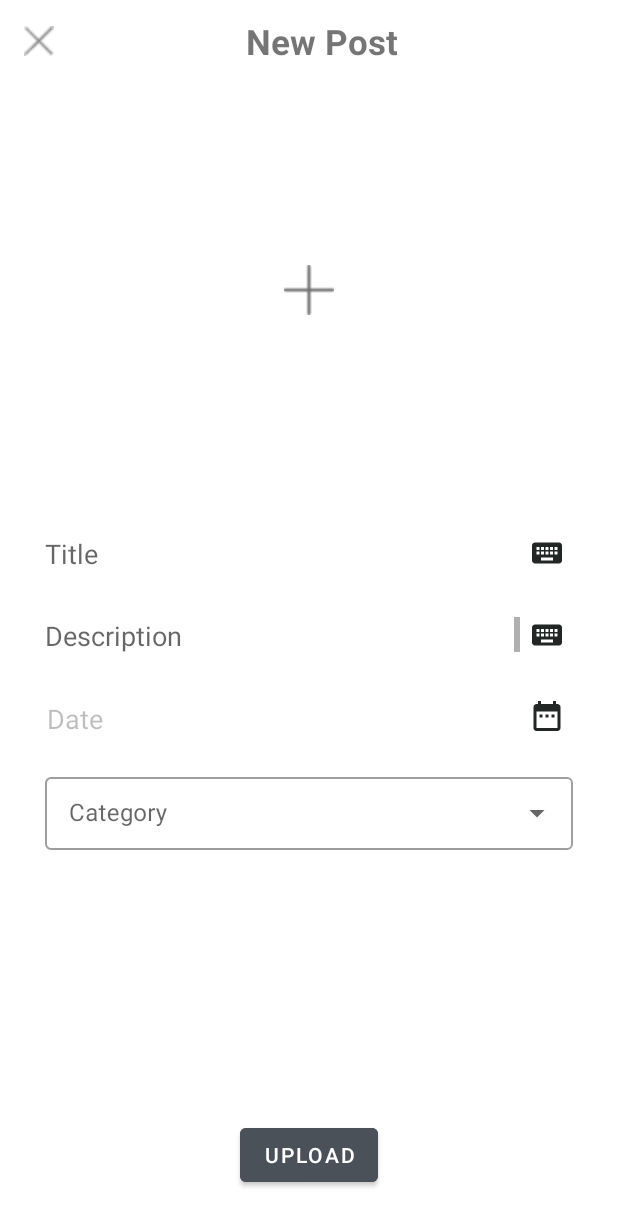
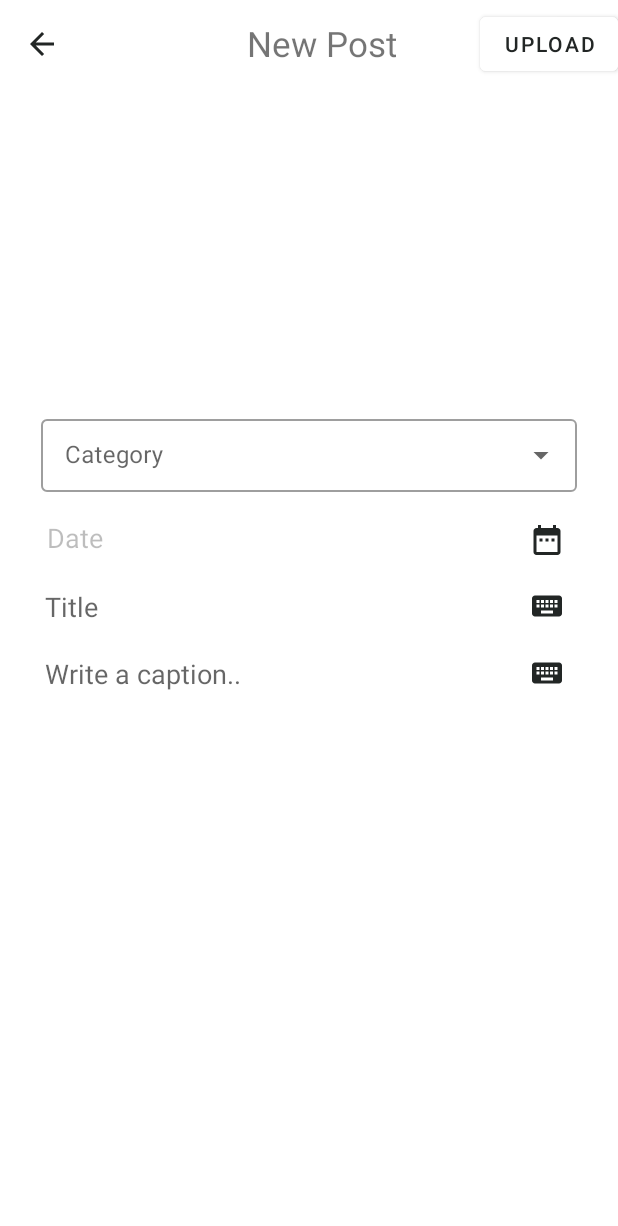
Before and after one commit to Hong-Sen/CroquisChallenge, an Android app: the PostActivity screen opened directly, with no data from a screen before it, on a phone screen of 412 x 824 dp. Shown: the top 1226 px of the screen. Run offline under Robolectric (Android 15) with nearby library versions, the phone set to English and light mode, and no system bars; our stand-ins replace Firebase (no records; nobody signed in at launch, a user with empty details on screens opened directly); pictures from the network do not load; 1 statement that could not run was skipped.

Commit message:
입력란 배치 수정

```diff
--- a/app/src/main/res/layout/activity_post.xml
+++ b/app/src/main/res/layout/activity_post.xml
@@ -1,129 +1,88 @@
 <?xml version="1.0" encoding="utf-8"?>
-<androidx.constraintlayout.widget.ConstraintLayout xmlns:android="http://schemas.android.com/apk/res/android"
+<LinearLayout xmlns:android="http://schemas.android.com/apk/res/android"
     xmlns:app="http://schemas.android.com/apk/res-auto"
     xmlns:tools="http://schemas.android.com/tools"
     android:layout_width="match_parent"
     android:layout_height="match_parent"
     android:orientation="vertical">
 
-    <include
-        android:id="@+id/toolbar_close"
-        layout="@layout/custom_toolbar_close"
-        app:layout_constraintEnd_toEndOf="parent"
-        app:layout_constraintHorizontal_bias="0.5"
-        app:layout_constraintStart_toStartOf="parent"
-        app:layout_constraintTop_toTopOf="parent" />
+    <androidx.appcompat.widget.Toolbar
+        android:id="@+id/toolbar"
+        android:layout_width="match_parent"
+        android:layout_height="wrap_content"
+        android:background="?android:windowBackground"
+        android:paddingHorizontal="7dp"
+        android:paddingVertical="5dp">
+
+        <RelativeLayout
+            android:layout_width="match_parent"
+            android:layout_height="wrap_content">
+
+            <ImageView
+                android:id="@+id/btn_back"
+                android:layout_width="wrap_content"
+                android:layout_height="wrap_content"
+                android:layout_alignParentLeft="true"
+                android:layout_centerVertical="true"
+                android:src="@drawable/back" />
+
+            <TextView
+                android:id="@+id/toolbar_title"
+                android:layout_width="wrap_content"
+                android:layout_height="wrap_content"
+                android:layout_centerInParent="true"
+                android:gravity="center"
+                android:textSize="23sp" />
+
+            <Button
+                android:id="@+id/btn_upload"
+                android:layout_width="wrap_content"
+                android:layout_height="wrap_content"
+                android:layout_alignParentRight="true"
+                android:backgroundTint="?android:windowBackground"
+                android:text="upload"
+                android:textColor="@color/grey_dark" />
+        </RelativeLayout>
+    </androidx.appcompat.widget.Toolbar>
 
     <ImageView
-        android:id="@+id/add_photo"
+        android:id="@+id/imageView"
         android:layout_width="match_parent"
-        android:layout_height="0dp"
+        android:layout_height="200dp"
         android:background="@color/white"
-        android:scaleType="centerInside"
-        android:src="@drawable/upload"
-        app:layout_constraintDimensionRatio="3:2"
-        app:layout_constraintEnd_toEndOf="parent"
-        app:layout_constraintHorizontal_bias="1.0"
-        app:layout_constraintStart_toStartOf="parent"
-        app:layout_constraintTop_toBottomOf="@+id/toolbar_close" />
+        android:scaleType="fitCenter" />
 
-    <ProgressBar
-        android:id="@+id/progressBar"
-        style="?android:attr/progressBarStyleHorizontal"
+    <com.google.android.material.textfield.TextInputLayout
+        android:id="@+id/textInputLayout"
+        style="@style/Widget.MaterialComponents.TextInputLayout.OutlinedBox.Dense.ExposedDropdownMenu"
         android:layout_width="match_parent"
         android:layout_height="wrap_content"
-        android:max="100"
-        android:progress="29"
-        app:layout_constraintEnd_toEndOf="parent"
-        app:layout_constraintStart_toStartOf="parent"
-        app:layout_constraintTop_toBottomOf="@+id/add_photo" />
+        android:layout_marginHorizontal="27dp"
+        android:layout_marginTop="15dp"
+        android:layout_marginBottom="10dp"
+        android:hint="Category">
 
-    <LinearLayout
-        android:id="@+id/title"
-        android:layout_width="match_parent"
-        android:layout_height="wrap_content"
-        android:layout_marginHorizontal="30dp"
-        android:layout_marginStart="30dp"
-        android:layout_marginLeft="30dp"
-        android:layout_marginTop="10dp"
-        android:layout_marginEnd="30dp"
-        android:layout_marginRight="30dp"
-        android:orientation="horizontal"
-        app:layout_constraintEnd_toEndOf="parent"
-        app:layout_constraintStart_toStartOf="parent"
-        app:layout_constraintTop_toBottomOf="@+id/progressBar">
-
-        <EditText
-            android:id="@+id/edit_title"
-            android:layout_width="0dp"
-            android:layout_height="wrap_content"
-            android:layout_weight="9"
-            android:background="@android:color/transparent"
-            android:hint="Title"
+        <AutoCompleteTextView
+            android:id="@+id/autoCompleteText"
+            android:layout_width="match_parent"
+            android:layout_height="match_parent"
             android:enabled="false"
-            android:maxLines="1" />
-
-        <ImageButton
-            android:id="@+id/btn_title"
-            android:layout_width="0dp"
-            android:layout_height="wrap_content"
-            android:layout_gravity="right"
-            android:layout_weight="1"
-            android:background="@null"
-            android:src="@drawable/ic_keyboard" />
-    </LinearLayout>
-
-    <LinearLayout
-        android:id="@+id/description"
-        android:layout_width="match_parent"
-        android:layout_height="wrap_content"
-        android:layout_marginHorizontal="30dp"
-        android:layout_marginTop="30dp"
-        app:layout_constraintEnd_toEndOf="parent"
-        app:layout_constraintStart_toStartOf="parent"
-        app:layout_constraintTop_toBottomOf="@+id/title" >
-
-        <ScrollView
-            android:layout_width="0dp"
-            android:layout_height="match_parent"
-            android:layout_weight="9">
-            <EditText
-            android:id="@+id/edit_description"
-            android:layout_width="match_parent"
-            android:layout_height="wrap_content"
-            android:background="@android:color/transparent" android:enabled="false"
-            android:hint="Description"
-            android:maxLines="2"/>
-        </ScrollView>
-
-        <ImageButton
-            android:id="@+id/btn_description"
-            android:layout_width="0dp"
-            android:layout_height="wrap_content"
-            android:layout_gravity="right"
-            android:layout_weight="1"
-            android:background="@null"
-            android:src="@drawable/ic_keyboard" />
-    </LinearLayout>
+            android:inputType="text"
+            android:textColor="@color/black" />
+    </com.google.android.material.textfield.TextInputLayout>
 
     <LinearLayout
         android:id="@+id/date"
         android:layout_width="match_parent"
         android:layout_height="wrap_content"
         android:layout_marginHorizontal="30dp"
-        android:layout_marginStart="30dp"
-        android:layout_marginLeft="30dp"
-        android:layout_marginTop="30dp"
-        android:layout_marginEnd="30dp"
-        android:layout_marginRight="30dp"
-        app:layout_constraintEnd_toEndOf="parent"
-        app:layout_constraintStart_toStartOf="parent"
-        app:layout_constraintTop_toBottomOf="@+id/description">
+        android:layout_marginVertical="10dp"
+        android:orientation="horizontal">
 
         <EditText
             android:id="@+id/edit_date"
             android:layout_width="0dp"
-            android:layout_height="wrap_content"
+            android:layout_height="match_parent"
             android:layout_weight="9"
             android:background="@android:color/transparent"
             android:enabled="false"
@@ -140,42 +99,63 @@
             android:src="@drawable/ic_date" />
     </LinearLayout>
 
-    <com.google.android.material.textfield.TextInputLayout
-        android:id="@+id/textInputLayout"
-        style="@style/Widget.MaterialComponents.TextInputLayout.OutlinedBox.Dense.ExposedDropdownMenu"
+    <LinearLayout
+        android:id="@+id/title"
         android:layout_width="match_parent"
         android:layout_height="wrap_content"
-        android:layout_marginStart="30dp"
-        android:layout_marginLeft="30dp"
-        android:layout_marginTop="20dp"
-        android:layout_marginEnd="30dp"
-        android:layout_marginRight="30dp"
-        android:hint="Category"
-        app:layout_constraintEnd_toEndOf="parent"
-        app:layout_constraintStart_toStartOf="parent"
-        app:layout_constraintTop_toBottomOf="@+id/date">
+        android:layout_marginHorizontal="30dp"
+        android:layout_marginVertical="10dp"
+        android:orientation="horizontal">
 
-        <AutoCompleteTextView
-            android:id="@+id/autoCompleteText"
-            android:layout_width="match_parent"
+        <EditText
+            android:id="@+id/edit_title"
+            android:layout_width="0dp"
+            android:layout_height="wrap_content"
+            android:layout_weight="9"
+            android:background="?android:windowBackground"
+            android:enabled="false"
+            android:hint="Title" />
+
+        <ImageButton
+            android:id="@+id/btn_title"
+            android:layout_width="0dp"
+            android:layout_height="wrap_content"
+            android:layout_gravity="right"
+            android:layout_weight="1"
+            android:background="@null"
+            android:src="@drawable/ic_keyboard" />
+    </LinearLayout>
+
+    <LinearLayout
+        android:id="@+id/description"
+        android:layout_width="match_parent"
+        android:layout_height="match_parent"
+        android:layout_marginHorizontal="30dp"
+        android:layout_marginTop="10dp"
+        android:layout_marginBottom="25dp">
+
+        <ScrollView
+            android:layout_width="0dp"
             android:layout_height="match_parent"
-            android:enabled="false"
-            android:inputType="text"
-            android:textColor="@color/black" />
-    </com.google.android.material.textfield.TextInputLayout>
+            android:layout_weight="9">
 
-    <Button
-        android:id="@+id/upload_button"
-        android:layout_width="wrap_content"
-        android:layout_height="wrap_content"
-        android:layout_gravity="center"
-        android:layout_marginBottom="30dp"
-        android:backgroundTint="@color/grey"
+            <EditText
+                android:id="@+id/edit_description"
+                android:layout_width="match_parent"
+                android:layout_height="match_parent"
+                android:background="?android:windowBackground"
+                android:hint="Write a caption.."
+                android:enabled="false"/>
+        </ScrollView>
 
-        android:text="upload"
-        app:layout_constraintBottom_toBottomOf="parent"
-        app:layout_constraintEnd_toEndOf="parent"
-        app:layout_constraintHorizontal_bias="0.5"
-        app:layout_constraintStart_toStartOf="parent" />
+        <ImageButton
+            android:id="@+id/btn_description"
+            android:layout_width="0dp"
+            android:layout_height="wrap_content"
+            android:layout_gravity="right"
+            android:layout_weight="1"
+            android:background="@null"
+            android:src="@drawable/ic_keyboard" />
+    </LinearLayout>
 
-</androidx.constraintlayout.widget.ConstraintLayout>
+</LinearLayout>
```
Also changed, not shown: app/src/main/java/kr/sswu/croquischallenge/PostActivity.java (+137 -206 lines).
